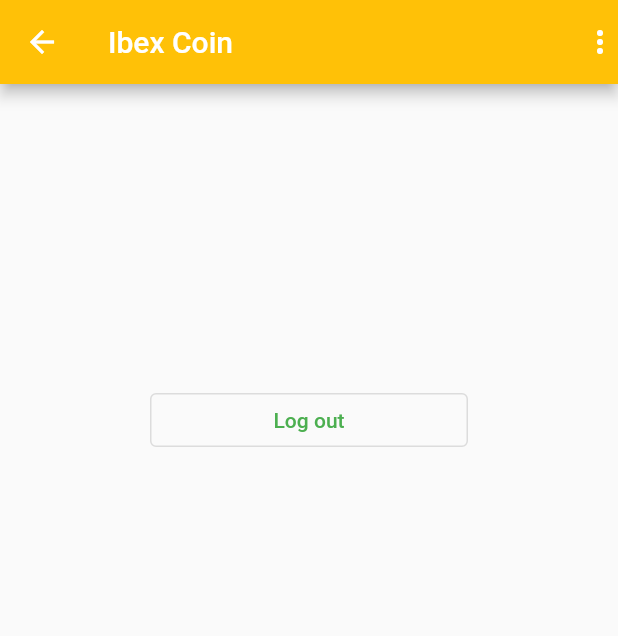
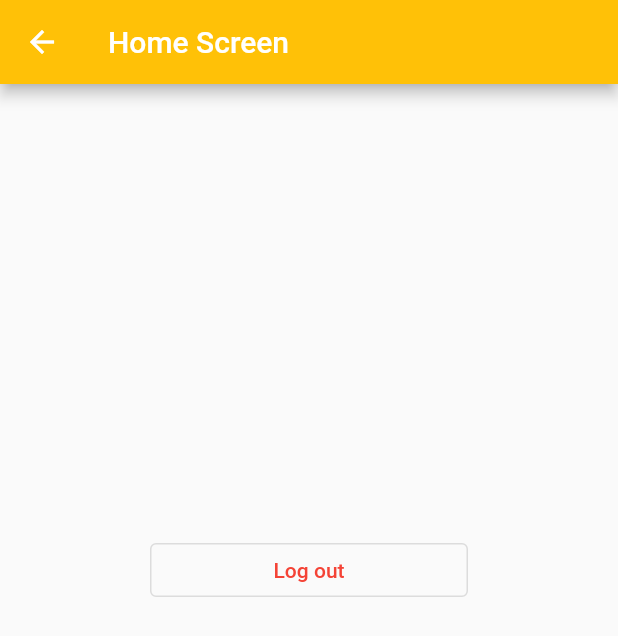
Before and after one commit to ahmadmustafeen/flutter-test, a Flutter app: the HomeScreen screen opened directly, on a phone screen of 412 x 824 dp. Shown: the top 636 px of the screen. Run offline on Flutter 3.47's test engine with Material 2 defaults, Android fonts, the phone set to English and light mode, and no system bars; our stand-ins replace splashscreen; network calls fail.

Commit message:
change minor design in homescreen

```diff
--- a/lib/HomeScreen.dart
+++ b/lib/HomeScreen.dart
@@ -16,22 +16,22 @@ class _HomeScreenState extends State<HomeScreen> {
       appBar: AppBar(
         // leading: Icon(Icons.menu),
         title: new Text(
-          'Ibex Coin',
+          'Home Screen',
         ),
-        actions: [
-          Padding(
-            padding: EdgeInsets.symmetric(horizontal: 16),
-            // child: Icon(Icons.search),
-          ),
-          Icon(Icons.more_vert),
-        ],
+        // actions: [
+        //   Padding(
+        //     padding: EdgeInsets.symmetric(horizontal: 16),
+        //     // child: Icon(Icons.search),
+        //   ),
+        //   Icon(Icons.more_vert),
+        // ],
         backgroundColor: Colors.amber,
       ),
       body: Center(
           child: Column(
         children: [
           SizedBox(
-            height: 200,
+            height: 300,
           ),
           OutlinedButton(
             onPressed: () {
@@ -47,7 +47,7 @@ class _HomeScreenState extends State<HomeScreen> {
               child: Center(
                 child: Text("Log out",
                     style: TextStyle(
-                      color: Colors.green,
+                      color: Colors.red,
                     )),
               ),
             ),
--- a/lib/main.dart
+++ b/lib/main.dart
@@ -141,6 +141,7 @@ class FirstScreen extends StatelessWidget {
               child: Container(
                 width: 100,
                 child: Center(
+
                   child: Text("Login",
                       style: TextStyle(
                         color: Colors.amber,
```
Also changed, not shown: lib/SignUp.dart (+17 -16 lines).
